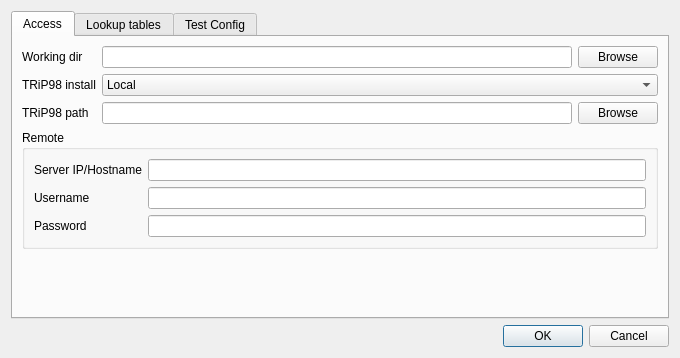
Above: pytripgui/view/trip_config.ui from pytrip/pytripgui before the change. Below: the same form after it.
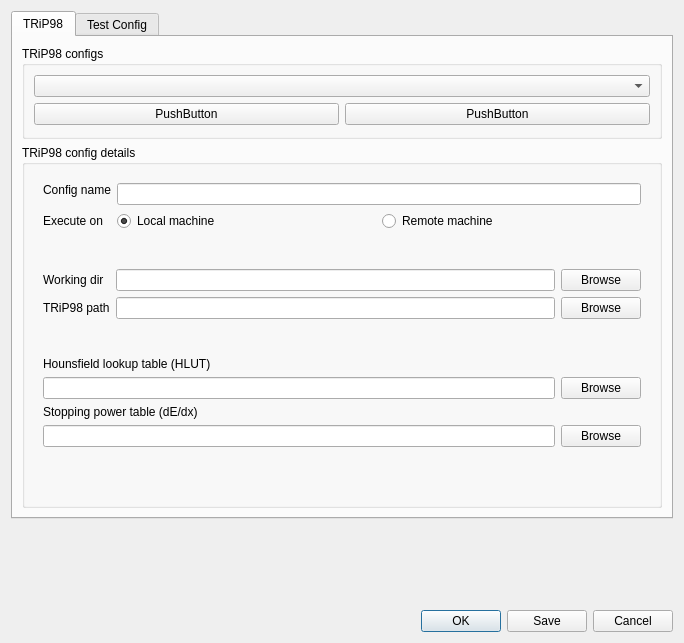
That is the form after the change.

The edit to the form file:
```diff
--- a/pytripgui/view/trip_config.ui
+++ b/pytripgui/view/trip_config.ui
@@ -6,8 +6,8 @@
    <rect>
     <x>0</x>
     <y>0</y>
-    <width>680</width>
-    <height>358</height>
+    <width>684</width>
+    <height>643</height>
    </rect>
   </property>
   <property name="windowTitle">
@@ -21,72 +21,107 @@
      </property>
      <widget class="QWidget" name="tab_access">
       <attribute name="title">
-       <string>Access</string>
+       <string>TRiP98</string>
       </attribute>
+      <layout class="QVBoxLayout" name="verticalLayout_4">
+       <item>
+        <widget class="QGroupBox" name="configs">
+         <property name="title">
+          <string>TRiP98 configs</string>
+         </property>
+         <layout class="QVBoxLayout" name="verticalLayout_5">
+          <item>
+           <widget class="QComboBox" name="comboBox"/>
+          </item>
+          <item>
+           <layout class="QHBoxLayout" name="horizontalLayout_2">
+            <item>
+             <widget class="QPushButton" name="add">
+              <property name="text">
+               <string>PushButton</string>
+              </property>
+             </widget>
+            </item>
+            <item>
+             <widget class="QPushButton" name="remove">
+              <property name="text">
+               <string>PushButton</string>
+              </property>
+             </widget>
+            </item>
+           </layout>
+          </item>
+         </layout>
+        </widget>
+       </item>
+       <item>
+        <widget class="QGroupBox" name="groupBox_3">
+         <property name="title">
+          <string>TRiP98 config details</string>
+         </property>
+         <layout class="QGridLayout" name="gridLayout_2">
+          <item row="2" column="0">
+           <widget class="QStackedWidget" name="stackedWidget_2">
+            <property name="sizePolicy">
+             <sizepolicy hsizetype="Expanding" vsizetype="Maximum">
+              <horstretch>0</horstretch>
+              <verstretch>0</verstretch>
+             </sizepolicy>
+            </property>
+            <property name="currentIndex">
+             <number>0</number>
+            </property>
+            <widget class="QWidget" name="stackedWidget_2Page1" native="true">
       <layout class="QFormLayout" name="formLayout_2">
+              <property name="formAlignment">
+               <set>Qt::AlignLeading|Qt::AlignLeft|Qt::AlignVCenter</set>
+              </property>
        <item row="1" column="0">
         <widget class="QLabel" name="wdirpath_label">
+                <property name="sizePolicy">
+                 <sizepolicy hsizetype="Preferred" vsizetype="Minimum">
+                  <horstretch>0</horstretch>
+                  <verstretch>0</verstretch>
+                 </sizepolicy>
+                </property>
          <property name="text">
           <string>Working dir</string>
          </property>
         </widget>
        </item>
-       <item row="1" column="1">
-        <layout class="QHBoxLayout" name="wdir_horizontalLayout">
-         <item>
-          <widget class="QLineEdit" name="wdirPath_lineEdit">
-           <property name="sizePolicy">
-            <sizepolicy hsizetype="Expanding" vsizetype="Fixed">
-             <horstretch>0</horstretch>
-             <verstretch>0</verstretch>
-            </sizepolicy>
-           </property>
-          </widget>
-         </item>
-         <item>
-          <widget class="QPushButton" name="wdirPath_pushButton">
-           <property name="text">
-            <string>Browse</string>
-           </property>
-          </widget>
-         </item>
-        </layout>
-       </item>
        <item row="2" column="0">
-        <widget class="QLabel" name="tripAccess_label">
-         <property name="text">
-          <string>TRiP98 install</string>
-         </property>
-        </widget>
-       </item>
-       <item row="2" column="1">
-        <widget class="QComboBox" name="tripAccess_comboBox">
-         <item>
-          <property name="text">
-           <string>Local</string>
-          </property>
-         </item>
-         <item>
-          <property name="text">
-           <string>Remote</string>
-          </property>
-         </item>
-        </widget>
-       </item>
-       <item row="3" column="0">
         <widget class="QLabel" name="tripPath_label">
+                <property name="sizePolicy">
+                 <sizepolicy hsizetype="Preferred" vsizetype="Minimum">
+                  <horstretch>0</horstretch>
+                  <verstretch>0</verstretch>
+                 </sizepolicy>
+                </property>
          <property name="text">
           <string>TRiP98 path</string>
          </property>
         </widget>
        </item>
-       <item row="3" column="1">
+              <item row="2" column="1">
         <layout class="QHBoxLayout" name="horizontalLayout_3">
          <item>
-          <widget class="QLineEdit" name="tripPath_lineEdit"/>
+                 <widget class="QLineEdit" name="tripPath_lineEdit">
+                  <property name="sizePolicy">
+                   <sizepolicy hsizetype="Expanding" vsizetype="Minimum">
+                    <horstretch>0</horstretch>
+                    <verstretch>0</verstretch>
+                   </sizepolicy>
+                  </property>
+                 </widget>
          </item>
          <item>
           <widget class="QPushButton" name="tripPath_pushButton">
+                  <property name="sizePolicy">
+                   <sizepolicy hsizetype="Minimum" vsizetype="Minimum">
+                    <horstretch>0</horstretch>
+                    <verstretch>0</verstretch>
+                   </sizepolicy>
+                  </property>
            <property name="text">
             <string>Browse</string>
            </property>
@@ -94,18 +129,44 @@
          </item>
         </layout>
        </item>
-       <item row="8" column="0" colspan="2">
-        <widget class="QGroupBox" name="remote_tab">
+              <item row="1" column="1">
+               <layout class="QHBoxLayout" name="wdir_horizontalLayout">
+                <item>
+                 <widget class="QLineEdit" name="wdirPath_lineEdit">
          <property name="sizePolicy">
-          <sizepolicy hsizetype="Preferred" vsizetype="Maximum">
+                   <sizepolicy hsizetype="Expanding" vsizetype="Minimum">
            <horstretch>0</horstretch>
            <verstretch>0</verstretch>
           </sizepolicy>
          </property>
-         <property name="title">
-          <string>Remote</string>
-         </property>
-         <layout class="QFormLayout" name="formLayout">
+                 </widget>
+                </item>
+                <item>
+                 <widget class="QPushButton" name="wdirPath_pushButton">
+                  <property name="sizePolicy">
+                   <sizepolicy hsizetype="Minimum" vsizetype="Minimum">
+                    <horstretch>0</horstretch>
+                    <verstretch>0</verstretch>
+                   </sizepolicy>
+                  </property>
+                  <property name="text">
+                   <string>Browse</string>
+                  </property>
+                 </widget>
+                </item>
+               </layout>
+              </item>
+             </layout>
+            </widget>
+            <widget class="QWidget" name="stackedWidget_2Page2" native="true">
+             <layout class="QFormLayout" name="formLayout_3">
+              <item row="0" column="0">
+               <widget class="QLabel" name="serverip_label">
+                <property name="text">
+                 <string>Server IP/Hostname</string>
+                </property>
+               </widget>
+              </item>
           <item row="0" column="1">
            <widget class="QLineEdit" name="serverip_lineEdit"/>
           </item>
@@ -129,62 +190,57 @@
           <item row="2" column="1">
            <widget class="QLineEdit" name="password_lineEdit"/>
           </item>
-          <item row="0" column="0">
-           <widget class="QLabel" name="serverip_label">
-            <property name="text">
-             <string>Server IP/Hostname</string>
-            </property>
-           </widget>
-          </item>
-         </layout>
-        </widget>
-       </item>
-      </layout>
-     </widget>
-     <widget class="QWidget" name="tab_lut">
-      <attribute name="title">
-       <string>Lookup tables</string>
-      </attribute>
-      <layout class="QVBoxLayout" name="verticalLayout_2">
-       <item>
-        <widget class="QGroupBox" name="groupBox_hlut">
-         <property name="title">
-          <string>Hounsfield lookup table (HLUT)</string>
-         </property>
-         <layout class="QHBoxLayout" name="horizontalLayout_4">
-          <item>
-           <widget class="QLineEdit" name="hlut_lineEdit"/>
+             </layout>
+            </widget>
+           </widget>
           </item>
-          <item>
-           <widget class="QPushButton" name="hlut_pushButton">
-            <property name="text">
-             <string>Browse</string>
+          <item row="3" column="0">
+           <widget class="QFrame" name="frame_hlut">
+            <property name="sizePolicy">
+             <sizepolicy hsizetype="Preferred" vsizetype="Maximum">
+              <horstretch>0</horstretch>
+              <verstretch>0</verstretch>
+             </sizepolicy>
             </property>
-           </widget>
-          </item>
-         </layout>
-        </widget>
-       </item>
-       <item>
-        <widget class="QGroupBox" name="groupBox">
-         <property name="title">
-          <string>Stopping power table (dE/dx)</string>
-         </property>
-         <layout class="QHBoxLayout" name="horizontalLayout_2">
-          <item>
-           <widget class="QLineEdit" name="dedx_lineEdit"/>
-          </item>
-          <item>
+            <layout class="QGridLayout" name="gridLayout">
+             <item row="3" column="1">
            <widget class="QPushButton" name="dedx_pushButton">
             <property name="text">
              <string>Browse</string>
             </property>
            </widget>
           </item>
-         </layout>
-        </widget>
-       </item>
-       <item>
+             <item row="1" column="0">
+              <widget class="QLineEdit" name="hlut_lineEdit">
+               <property name="sizePolicy">
+                <sizepolicy hsizetype="Expanding" vsizetype="Minimum">
+                 <horstretch>0</horstretch>
+                 <verstretch>0</verstretch>
+                </sizepolicy>
+               </property>
+              </widget>
+             </item>
+             <item row="1" column="1">
+              <widget class="QPushButton" name="hlut_pushButton">
+               <property name="text">
+                <string>Browse</string>
+               </property>
+              </widget>
+             </item>
+             <item row="0" column="0">
+              <widget class="QLabel" name="label_2">
+               <property name="sizePolicy">
+                <sizepolicy hsizetype="Preferred" vsizetype="Maximum">
+                 <horstretch>0</horstretch>
+                 <verstretch>0</verstretch>
+                </sizepolicy>
+               </property>
+               <property name="text">
+                <string>Hounsfield lookup table (HLUT)</string>
+               </property>
+              </widget>
+             </item>
+             <item row="4" column="0">
         <spacer name="verticalSpacer">
          <property name="orientation">
           <enum>Qt::Vertical</enum>
@@ -192,10 +248,117 @@
          <property name="sizeHint" stdset="0">
           <size>
            <width>20</width>
-           <height>20</height>
+                 <height>40</height>
           </size>
          </property>
         </spacer>
+             </item>
+             <item row="3" column="0">
+              <widget class="QLineEdit" name="dedx_lineEdit">
+               <property name="sizePolicy">
+                <sizepolicy hsizetype="Expanding" vsizetype="Minimum">
+                 <horstretch>0</horstretch>
+                 <verstretch>0</verstretch>
+                </sizepolicy>
+               </property>
+              </widget>
+             </item>
+             <item row="2" column="0">
+              <widget class="QLabel" name="label">
+               <property name="sizePolicy">
+                <sizepolicy hsizetype="Preferred" vsizetype="Maximum">
+                 <horstretch>0</horstretch>
+                 <verstretch>0</verstretch>
+                </sizepolicy>
+               </property>
+               <property name="text">
+                <string>Stopping power table (dE/dx)</string>
+               </property>
+              </widget>
+             </item>
+            </layout>
+           </widget>
+          </item>
+          <item row="0" column="0">
+           <widget class="QFrame" name="formFrame">
+            <layout class="QFormLayout" name="formLayout">
+             <property name="sizeConstraint">
+              <enum>QLayout::SetMaximumSize</enum>
+             </property>
+             <property name="horizontalSpacing">
+              <number>6</number>
+             </property>
+             <item row="0" column="1">
+              <widget class="QLineEdit" name="lineEdit">
+               <property name="sizePolicy">
+                <sizepolicy hsizetype="Expanding" vsizetype="Maximum">
+                 <horstretch>0</horstretch>
+                 <verstretch>0</verstretch>
+                </sizepolicy>
+               </property>
+              </widget>
+             </item>
+             <item row="1" column="0">
+              <widget class="QLabel" name="label_4">
+               <property name="text">
+                <string>Execute on</string>
+               </property>
+              </widget>
+             </item>
+             <item row="1" column="1">
+              <layout class="QHBoxLayout" name="horizontalLayout_6">
+               <property name="sizeConstraint">
+                <enum>QLayout::SetMaximumSize</enum>
+               </property>
+               <item>
+                <widget class="QRadioButton" name="radioButton">
+                 <property name="sizePolicy">
+                  <sizepolicy hsizetype="Minimum" vsizetype="Maximum">
+                   <horstretch>0</horstretch>
+                   <verstretch>0</verstretch>
+                  </sizepolicy>
+                 </property>
+                 <property name="text">
+                  <string>Local machine</string>
+                 </property>
+                 <property name="checked">
+                  <bool>true</bool>
+                 </property>
+                </widget>
+               </item>
+               <item>
+                <widget class="QRadioButton" name="radioButton_2">
+                 <property name="sizePolicy">
+                  <sizepolicy hsizetype="Minimum" vsizetype="Maximum">
+                   <horstretch>0</horstretch>
+                   <verstretch>0</verstretch>
+                  </sizepolicy>
+                 </property>
+                 <property name="text">
+                  <string>Remote machine</string>
+                 </property>
+                </widget>
+               </item>
+              </layout>
+             </item>
+             <item row="0" column="0">
+              <widget class="QLabel" name="label_3">
+               <property name="sizePolicy">
+                <sizepolicy hsizetype="Preferred" vsizetype="Maximum">
+                 <horstretch>0</horstretch>
+                 <verstretch>0</verstretch>
+                </sizepolicy>
+               </property>
+               <property name="text">
+                <string>Config name</string>
+               </property>
+              </widget>
+             </item>
+            </layout>
+           </widget>
+          </item>
+         </layout>
+        </widget>
        </item>
       </layout>
      </widget>
@@ -306,10 +469,23 @@
      </widget>
     </widget>
    </item>
+   <item>
+    <spacer name="verticalSpacer_2">
+     <property name="orientation">
+      <enum>Qt::Vertical</enum>
+     </property>
+     <property name="sizeHint" stdset="0">
+      <size>
+       <width>20</width>
+       <height>40</height>
+      </size>
+     </property>
+    </spacer>
+   </item>
    <item>
     <widget class="QDialogButtonBox" name="accept_buttonBox">
      <property name="standardButtons">
-      <set>QDialogButtonBox::Cancel|QDialogButtonBox::Ok</set>
+      <set>QDialogButtonBox::Cancel|QDialogButtonBox::Ok|QDialogButtonBox::Save</set>
      </property>
     </widget>
    </item>
```
Lines whose indentation alone changed are shown as unchanged.
